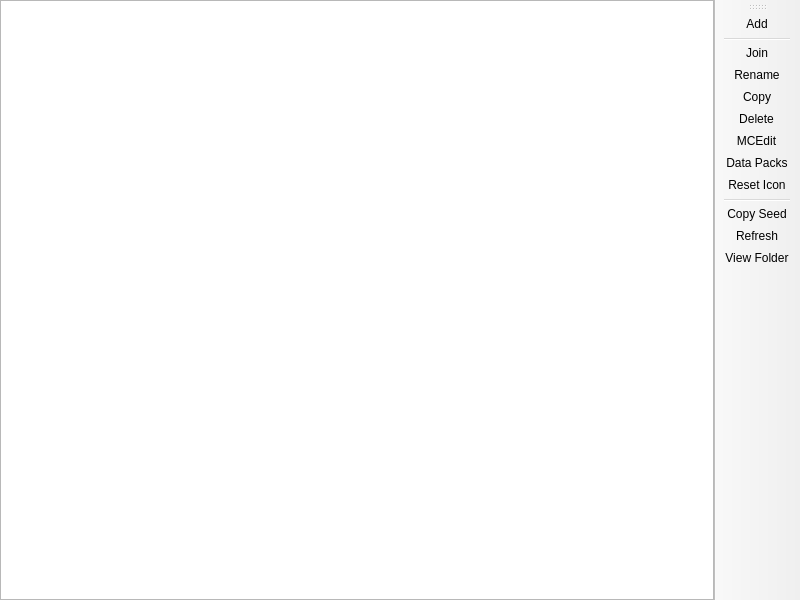
First picture: the form in launcher/ui/pages/instance/WorldListPage.ui, repository PrismLauncher/PrismLauncher, before the edit.
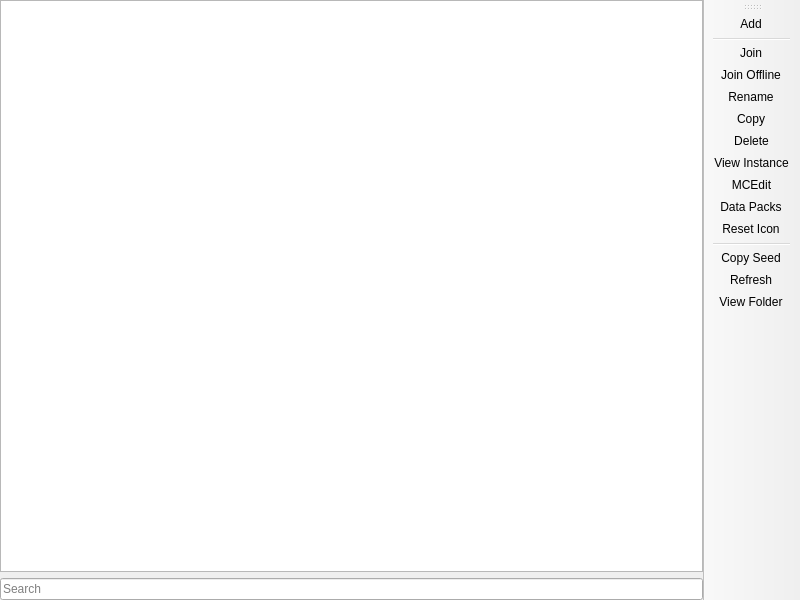
Second picture: the form after the edit. Custom widgets are drawn as their Qt base class.

What changed in the file:
```diff
--- a/launcher/ui/pages/instance/WorldListPage.ui
+++ b/launcher/ui/pages/instance/WorldListPage.ui
@@ -25,6 +25,8 @@
      <number>0</number>
     </property>
     <item>
+     <layout class="QVBoxLayout" name="verticalLayout">
+      <item>
      <widget class="QTreeView" name="worldTreeView">
       <property name="sizePolicy">
        <sizepolicy hsizetype="Expanding" vsizetype="Expanding">
@@ -61,6 +63,15 @@
       </attribute>
      </widget>
     </item>
+      <item>
+       <widget class="QLineEdit" name="filterEdit">
+        <property name="placeholderText">
+         <string>Search</string>
+        </property>
+       </widget>
+      </item>
+     </layout>
+    </item>
    </layout>
   </widget>
   <widget class="WideBar" name="toolBar">
@@ -85,9 +96,11 @@
    <addaction name="actionAdd"/>
    <addaction name="separator"/>
    <addaction name="actionJoin"/>
+   <addaction name="actionJoin_Offline"/>
    <addaction name="actionRename"/>
    <addaction name="actionCopy"/>
    <addaction name="actionRemove"/>
+   <addaction name="actionInstance_Settings"/>
    <addaction name="actionMCEdit"/>
    <addaction name="actionData_Packs"/>
    <addaction name="actionReset_Icon"/>
@@ -106,6 +119,11 @@
     <string>Join</string>
    </property>
   </action>
+  <action name="actionJoin_Offline">
+   <property name="text">
+    <string>Join Offline</string>
+   </property>
+  </action>
   <action name="actionRename">
    <property name="text">
     <string>Rename</string>
@@ -157,6 +175,14 @@
     <string>Manage data packs inside the world.</string>
    </property>
   </action>
+  <action name="actionInstance_Settings">
+   <property name="text">
+    <string>View Instance</string>
+   </property>
+   <property name="toolTip">
+    <string>View the instance this world belongs to.</string>
+   </property>
+  </action>
  </widget>
  <customwidgets>
   <customwidget>
```
Lines whose indentation alone changed are shown as unchanged.
